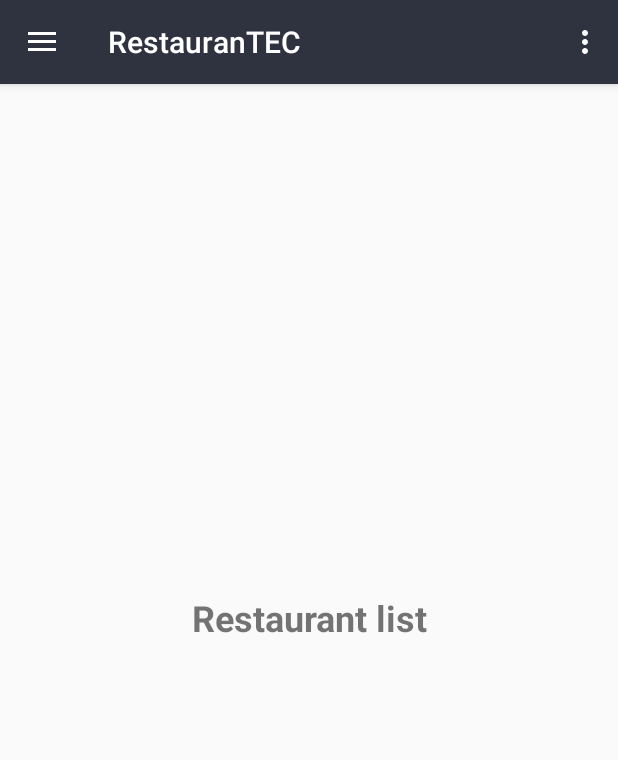
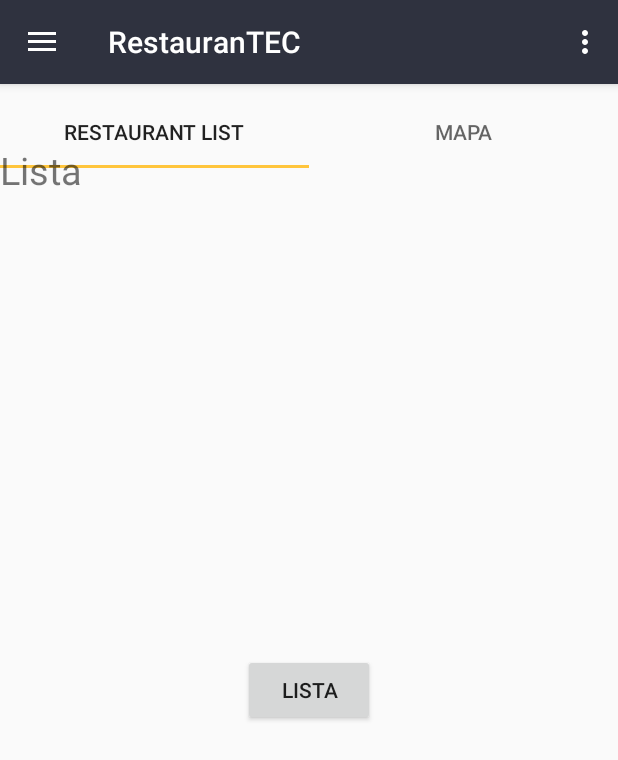
Before and after one commit to Shukq/Project1-Tec, an Android app: the HomeActivity2 screen opened directly, with no data from a screen before it, on a phone screen of 412 x 824 dp. Shown: the top 760 px of the screen. Run offline under Robolectric (Android 15) with nearby library versions, the phone set to English and light mode, and no system bars.

Commit message:
TabView v0.2

```diff
--- /dev/null
+++ b/app/src/main/java/com/example/project1/Adapter.java
@@ -0,0 +1,40 @@
+package com.example.project1;
+
+import android.support.annotation.Nullable;
+import android.support.v4.app.Fragment;
+import android.support.v4.app.FragmentManager;
+import android.support.v4.app.FragmentPagerAdapter;
+
+import java.util.ArrayList;
+
+public class Adapter extends FragmentPagerAdapter {
+    private final ArrayList<Fragment> mFragmentList = new ArrayList<>();
+    private final ArrayList<String> mFragmentTitle = new ArrayList<>();
+
+
+    public void addFragment(Fragment fragment, String title)
+    {
+        mFragmentList.add(fragment);
+        mFragmentTitle.add(title);
+    }
+
+    public Adapter(FragmentManager fm) {
+        super(fm);
+    }
+
+    @Nullable
+    @Override
+    public CharSequence getPageTitle(int position) {
+        return mFragmentTitle.get(position);
+    }
+
+    @Override
+    public Fragment getItem(int i) {
+        return mFragmentList.get(i);
+    }
+
+    @Override
+    public int getCount() {
+        return mFragmentList.size();
+    }
+}
--- a/app/src/main/java/com/example/project1/HomeActivity2.kt
+++ b/app/src/main/java/com/example/project1/HomeActivity2.kt
@@ -3,6 +3,7 @@ package com.example.project1
 import android.os.Bundle
 import android.support.design.widget.Snackbar
 import android.support.design.widget.NavigationView
+import android.support.design.widget.TabLayout
 import android.support.v4.view.GravityCompat
 import android.support.v4.view.ViewPager
 import android.support.v7.app.ActionBarDrawerToggle
@@ -15,16 +16,21 @@ import kotlinx.android.synthetic.main.app_bar_home2.*
 
 class HomeActivity2 : AppCompatActivity(), NavigationView.OnNavigationItemSelectedListener {
     private lateinit var viewPager:ViewPager
-    private lateinit var adapter:adapterPager
+    private var TAG:String = "MainActivity"
+    private lateinit var mAdapter:Adapter
+
 
     override fun onCreate(savedInstanceState: Bundle?) {
         super.onCreate(savedInstanceState)
         setContentView(R.layout.activity_home2)
         setSupportActionBar(toolbar)
 
-        viewPager = findViewById(R.id.pager)
-        adapter = adapterPager(supportFragmentManager)
-        viewPager.adapter = adapter
+        mAdapter = Adapter(supportFragmentManager)
+        viewPager = findViewById(R.id.viewpager)
+        setupViewPager(viewPager)
+        var tabLayout:TabLayout = findViewById(R.id.tabs)
+        tabLayout.setupWithViewPager(viewPager)
+
 
 
 
@@ -35,6 +41,15 @@ class HomeActivity2 : AppCompatActivity(), NavigationView.OnNavigationItemSelect
         toggle.syncState()
 
         nav_view.setNavigationItemSelectedListener(this)
+    }
+
+    fun setupViewPager(viewPager:ViewPager)
+    {
+        val adapter = Adapter(supportFragmentManager)
+        adapter.addFragment(ListFragment(),"Restaurant List")
+        adapter.addFragment(MapFragment(),"Mapa")
+        viewPager.adapter = adapter
+
     }
 
     override fun onBackPressed() {
--- /dev/null
+++ b/app/src/main/java/com/example/project1/ListFragment.java
@@ -0,0 +1,31 @@
+package com.example.project1;
+import android.os.Bundle;
+import android.support.annotation.NonNull;
+import android.support.annotation.Nullable;
+import android.support.v4.app.Fragment;
+import android.view.LayoutInflater;
+import android.view.View;
+import android.view.ViewGroup;
+import android.widget.Button;
+import android.widget.Toast;
+
+public class ListFragment extends Fragment {
+    private static final String TAG = "Lista";
+    private Button btn;
+
+    @Nullable
+    @Override
+    public View onCreateView(@NonNull LayoutInflater inflater, @Nullable ViewGroup container, @Nullable Bundle savedInstanceState) {
+        View view = inflater.inflate(R.layout.tab_list_fragment,container,false);
+        btn = (Button) view.findViewById(R.id.btnList);
+        btn.setOnClickListener(new View.OnClickListener() {
+            @Override
+            public void onClick(View v) {
+                Toast.makeText(getActivity(),"Lista", Toast.LENGTH_SHORT).show();
+            }
+        });
+
+
+        return view;
+    }
+}
--- a/app/src/main/java/com/example/project1/ListFragment.kt
+++ /dev/null
@@ -1,31 +0,0 @@
-package com.example.project1
-
-
-import android.os.Bundle
-import android.support.v4.app.Fragment
-import android.view.LayoutInflater
-import android.view.View
-import android.view.ViewGroup
-
-
-// TODO: Rename parameter arguments, choose names that match
-// the fragment initialization parameters, e.g. ARG_ITEM_NUMBER
-private const val ARG_PARAM1 = "param1"
-private const val ARG_PARAM2 = "param2"
-
-/**
- * A simple [Fragment] subclass.
- *
- */
-class ListFragment : Fragment() {
-
-    override fun onCreateView(
-        inflater: LayoutInflater, container: ViewGroup?,
-        savedInstanceState: Bundle?
-    ): View? {
-        // Inflate the layout for this fragment
-        return inflater.inflate(R.layout.fragment_list, container, false)
-    }
-
-
-}
--- /dev/null
+++ b/app/src/main/java/com/example/project1/MapFragment.java
@@ -0,0 +1,31 @@
+package com.example.project1;
+import android.os.Bundle;
+import android.support.annotation.NonNull;
+import android.support.annotation.Nullable;
+import android.support.v4.app.Fragment;
+import android.view.LayoutInflater;
+import android.view.View;
+import android.view.ViewGroup;
+import android.widget.Button;
+import android.widget.Toast;
+
+public class MapFragment extends Fragment {
+    private static final String TAG = "Mapa";
+    private Button btn;
+
+    @Nullable
+    @Override
+    public View onCreateView(@NonNull LayoutInflater inflater, @Nullable ViewGroup container, @Nullable Bundle savedInstanceState) {
+        View view = inflater.inflate(R.layout.tab_map_fragment,container,false);
+        btn = (Button) view.findViewById(R.id.btnMapa);
+        btn.setOnClickListener(new View.OnClickListener() {
+            @Override
+            public void onClick(View v) {
+                Toast.makeText(getActivity(),"Mapa", Toast.LENGTH_SHORT).show();
+            }
+        });
+
+
+        return view;
+    }
+}
--- a/app/src/main/java/com/example/project1/adapterPager.java
+++ /dev/null
@@ -1,28 +0,0 @@
-package com.example.project1;
-
-import android.os.Bundle;
-import android.support.v4.app.Fragment;
-import android.support.v4.app.FragmentManager;
-import android.support.v4.app.FragmentPagerAdapter;
-
-public class adapterPager extends FragmentPagerAdapter {
-
-    public adapterPager(FragmentManager fm) {
-        super(fm);
-    }
-
-    @Override
-    public Fragment getItem(int position) {
-        ListFragment listFragment = new ListFragment();
-        position+=1;
-        Bundle bundle = new Bundle();
-        bundle.putString("message", "Fragment :"+position);
-        listFragment.setArguments(bundle);
-        return listFragment;
-    }
-
-    @Override
-    public int getCount() {
-        return 2;
-    }
-}
--- a/app/src/main/res/layout/content_home2.xml
+++ b/app/src/main/res/layout/content_home2.xml
@@ -9,4 +9,20 @@
         tools:showIn="@layout/app_bar_home2"
         tools:context=".HomeActivity2">
 
+    <android.support.design.widget.TabLayout
+            android:id="@+id/tabs"
+            android:layout_height="wrap_content"
+            android:layout_width="match_parent"
+            android:layout_marginTop="8dp" app:layout_constraintTop_toTopOf="parent">
+
+
+
+    </android.support.design.widget.TabLayout>
+
+    <android.support.v4.view.ViewPager
+            android:id="@+id/viewpager"
+            android:layout_height="match_parent"
+            android:layout_width="match_parent"
+            app:layout_behavior = "android.support.design.widget.AppBarLayout$ScrollingVie..."/>
+
 </android.support.constraint.ConstraintLayout>
--- a/app/src/main/res/layout/fragment_list.xml
+++ /dev/null
@@ -1,19 +0,0 @@
-<?xml version="1.0" encoding="utf-8"?>
-<FrameLayout xmlns:android="http://schemas.android.com/apk/res/android"
-             xmlns:tools="http://schemas.android.com/tools"
-             android:layout_width="match_parent"
-             android:layout_height="match_parent"
-             tools:context=".ListFragment">
-
-    <!-- TODO: Update blank fragment layout -->
-    <TextView
-            android:layout_width="match_parent"
-            android:layout_height="match_parent"
-            android:text="Restaurant list"
-            android:textStyle="bold"
-            android:textSize="24sp"
-            android:gravity="center"
-            android:id="@+id/txt_display"
-            />
-
-</FrameLayout>
--- /dev/null
+++ b/app/src/main/res/layout/tab_list_fragment.xml
@@ -0,0 +1,26 @@
+<?xml version="1.0" encoding="utf-8"?>
+<android.support.constraint.ConstraintLayout xmlns:android="http://schemas.android.com/apk/res/android"
+                                             xmlns:app="http://schemas.android.com/apk/res-auto" xmlns:tools="http://schemas.android.com/tools" android:layout_width="match_parent"
+                                             android:layout_height="match_parent">
+    <TextView
+        android:layout_height="match_parent"
+        android:layout_width="match_parent"
+        android:layout_centerHorizontal = "true"
+        android:textSize="25sp"
+        android:text="Lista"
+        android:layout_marginTop="40dp"
+        android:id="@+id/textTab1"/>
+
+    <Button
+            android:layout_height="wrap_content"
+            android:layout_width="wrap_content"
+            android:id="@+id/btnList"
+            android:text="Lista"
+            android:layout_marginTop="8dp"
+            app:layout_constraintTop_toTopOf="@+id/textTab1" android:layout_marginBottom="8dp"
+            app:layout_constraintBottom_toBottomOf="parent" app:layout_constraintEnd_toEndOf="parent"
+            android:layout_marginEnd="8dp" app:layout_constraintStart_toStartOf="parent"
+            android:layout_marginStart="8dp"/>
+
+
+</android.support.constraint.ConstraintLayout>
--- /dev/null
+++ b/app/src/main/res/layout/tab_map_fragment.xml
@@ -0,0 +1,25 @@
+<?xml version="1.0" encoding="utf-8"?>
+<android.support.constraint.ConstraintLayout xmlns:android="http://schemas.android.com/apk/res/android"
+                                             xmlns:app="http://schemas.android.com/apk/res-auto" xmlns:tools="http://schemas.android.com/tools" android:layout_width="match_parent"
+                                             android:layout_height="match_parent">
+    <TextView
+        android:layout_height="match_parent"
+        android:layout_width="match_parent"
+        android:layout_centerHorizontal = "true"
+        android:textSize="25sp"
+        android:text="Mapa"
+        android:layout_marginTop="40dp"
+        android:id="@+id/textTab2"/>
+
+    <Button
+            android:layout_height="wrap_content"
+            android:layout_width="wrap_content"
+            android:id="@+id/btnMapa"
+            android:text="Mapa"
+            app:layout_constraintStart_toStartOf="parent"
+            android:layout_marginStart="8dp" app:layout_constraintEnd_toEndOf="parent" android:layout_marginEnd="8dp"
+            android:layout_marginTop="8dp" app:layout_constraintTop_toTopOf="@+id/textTab2"
+            android:layout_marginBottom="8dp" app:layout_constraintBottom_toBottomOf="parent"/>
+
+
+</android.support.constraint.ConstraintLayout>
```
